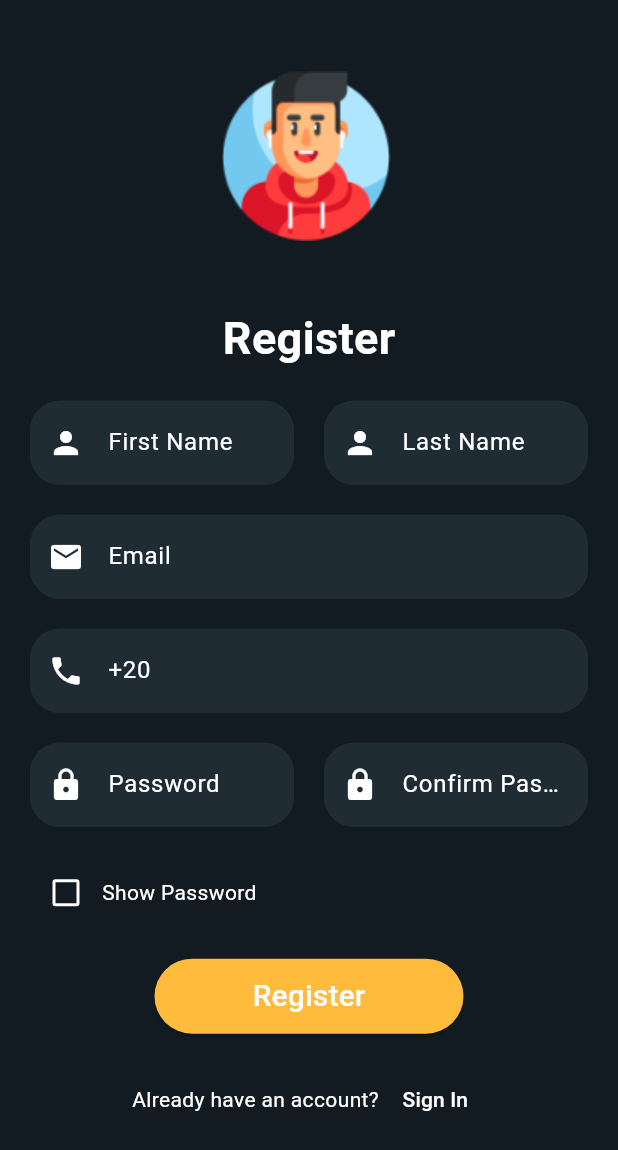
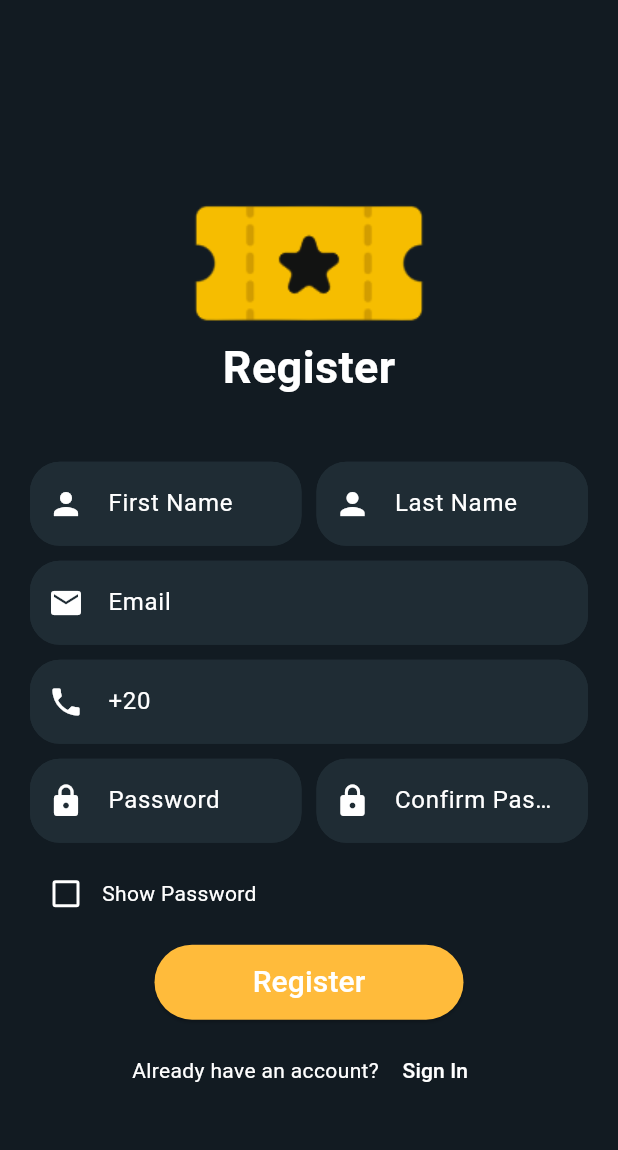
Before and after one commit to m7md3bbas/Movie_App, a Flutter app: the screen it shows after launch, after a tap on "Sign up", on a phone screen of 412 x 824 dp. Shown: the top 1150 px of the screen. Run offline on Flutter 3.47's test engine with Material 3 defaults, Android fonts, the phone set to English and light mode, and no system bars; our stand-ins replace bloc, carousel_slider, dartz, dio, dropdown_button2, firebase_auth and 4 more; accounts and stored records are empty.

Commit message:
made auth screens sateless widgets

```diff
--- a/lib/core/functions/my_routes.dart
+++ b/lib/core/functions/my_routes.dart
@@ -12,10 +12,10 @@ class MyRoutes {
   static List<GetPage<dynamic>> get myroutes {
     return [
       GetPage(
-          name: '/login', page: () => const Login(), binding: AuthBinding()),
+          name: '/login', page: () =>  Login(), binding: AuthBinding()),
       GetPage(
           name: '/register',
-          page: () => const Register(),
+          page: () =>  Register(),
           binding: AuthBinding()),
       GetPage(
           name: '/forgetPassword',
--- a/lib/presentation/Auth/screens/login.dart
+++ b/lib/presentation/Auth/screens/login.dart
@@ -1,5 +1,3 @@
-
-
 import 'package:flutter/material.dart';
 import 'package:flutter_bloc/flutter_bloc.dart';
 import 'package:get/get.dart';
@@ -8,28 +6,20 @@ import 'package:movieapp/core/widgets/mybutton.dart';
 import 'package:movieapp/core/widgets/mytextfield.dart';
 import 'package:movieapp/presentation/Auth/manager/cubit/auth_cubit.dart';
 import 'package:movieapp/presentation/Auth/manager/cubit/auth_state.dart';
+import 'package:movieapp/presentation/Auth/screens/widgets/login/sginup.dart';
+import 'package:movieapp/presentation/Auth/screens/widgets/login/show_password.dart';
 
-class Login extends StatefulWidget {
-  const Login({super.key});
+class Login extends StatelessWidget {
+  Login({super.key});
 
-  @override
-  State<Login> createState() => _LoginState();
-}
-
-class _LoginState extends State<Login> {
   final TextEditingController emailController = TextEditingController();
   final TextEditingController passwordController = TextEditingController();
-  bool isobsecured = true;
-  @override
-  void dispose() {
-    emailController.dispose();
-    passwordController.dispose();
-    super.dispose();
-  }
+  final ValueNotifier<bool> isObscuredNotifier = ValueNotifier<bool>(true);
 
   @override
   Widget build(BuildContext context) {
     var theme = Theme.of(context);
+
     return Scaffold(
       backgroundColor: theme.colorScheme.surface,
       body: BlocConsumer<AuthCubit, AuthState>(
@@ -47,8 +37,7 @@ class _LoginState extends State<Login> {
               child: Padding(
                 padding: const EdgeInsets.symmetric(horizontal: 20.0),
                 child: Column(
-                mainAxisAlignment: MainAxisAlignment.center,
-                spacing: 20,
+                  mainAxisAlignment: MainAxisAlignment.spaceEvenly,
                   children: [
                     SizedBox(
                       height: MediaQuery.of(context).size.height * 0.15,
@@ -59,7 +48,11 @@ class _LoginState extends State<Login> {
                       style: TextStyle(
                         fontSize: 30,
                         fontWeight: FontWeight.bold,
-                        color: Theme.of(context).colorScheme.primary),
+                        color: Theme.of(context).colorScheme.primary,
+                      ),
+                    ),
+                    SizedBox(
+                      height: MediaQuery.of(context).size.height * 0.05,
                     ),
                     MyTextField(
                       prefixicon: Icon(Icons.email),
@@ -67,55 +60,40 @@ class _LoginState extends State<Login> {
                       type: 'Email',
                       controller: emailController,
                     ),
-                  MyTextField(
+                    SizedBox(
+                      height: MediaQuery.of(context).size.height * 0.02,
+                    ),
+                    ValueListenableBuilder<bool>(
+                      valueListenable: isObscuredNotifier,
+                      builder: (context, isObscured, child) {
+                        FocusScope.of(context).unfocus();
+                        return MyTextField(
                           prefixicon: Icon(Icons.lock),
                           type: 'Password',
                           controller: passwordController,
-                    obscure: isobsecured,
+                          obscure: isObscured,
+                        );
+                      },
                     ),
-                  Row(
-                    children: [
-                      Checkbox(
-                        value: !isobsecured,
-                        onChanged: (value) =>
-                            setState(() => isobsecured = !isobsecured),
-                      ),
-                      Text('Show Password'),
-                      Spacer(),
-                      GestureDetector(
-                        onTap: () {
-                          Get.toNamed('/forgetPassword');
-                        },
-                        child: Text(
-                          'Forgot Password?',
-                        ),
-                      )
-                    ],
-                  ),
+                    ShowPasswordWidget(isObscuredNotifier: isObscuredNotifier),
                     state is AuthLoading
                         ? CircularProgressIndicator()
-                      : MyButton(name: 'Login', onPressed: () => login(cubit)),
-                  Row(
-                    mainAxisAlignment: MainAxisAlignment.center,
-                    children: [
-                      Text('Don\'t have an account?'),
-                      TextButton(
-                          onPressed: () {
-                            Get.toNamed("/register");
-                          },
-                          child: Text('Sign up'))
-                    ],
-                  )
+                        : MyButton(
+                            name: 'Login',
+                            onPressed: () => _login(cubit, context),
+                          ),
+                    SginUpWidget(),
                   ],
                 ),
               ),
-          ));
+            ),
+          );
         },
       ),
     );
   }
 
-  void login(AuthCubit cubit) {
+  void _login(AuthCubit cubit, BuildContext context) {
     final email = emailController.text.trim();
     final password = passwordController.text.trim();
 
--- a/lib/presentation/Auth/screens/reigster.dart
+++ b/lib/presentation/Auth/screens/reigster.dart
@@ -1,5 +1,3 @@
-
-
 import 'package:flutter/material.dart';
 import 'package:flutter_bloc/flutter_bloc.dart';
 import 'package:get/get.dart';
@@ -8,15 +6,14 @@ import 'package:movieapp/core/widgets/mybutton.dart';
 import 'package:movieapp/core/widgets/mytextfield.dart';
 import 'package:movieapp/presentation/Auth/manager/cubit/auth_cubit.dart';
 import 'package:movieapp/presentation/Auth/manager/cubit/auth_state.dart';
+import 'package:movieapp/presentation/Auth/screens/widgets/Register/name_fileds.dart';
+import 'package:movieapp/presentation/Auth/screens/widgets/Register/password_fields.dart';
+import 'package:movieapp/presentation/Auth/screens/widgets/Register/sgin_in.dart';
+import 'package:movieapp/presentation/Auth/screens/widgets/Register/show_password.dart';
 
-class Register extends StatefulWidget {
-  const Register({super.key});
+class Register extends StatelessWidget {
+  Register({Key? key}) : super(key: key);
 
-  @override
-  State<Register> createState() => _RegisterState();
-}
-
-class _RegisterState extends State<Register> {
   final TextEditingController emailController = TextEditingController();
   final TextEditingController passwordController = TextEditingController();
   final TextEditingController confirmpasswordController =
@@ -24,17 +21,7 @@ class _RegisterState extends State<Register> {
   final TextEditingController fnameController = TextEditingController();
   final TextEditingController lnameController = TextEditingController();
   final TextEditingController phoneController = TextEditingController();
-  bool isobsecured = true;
-  @override
-  void dispose() {
-    emailController.dispose();
-    passwordController.dispose();
-    confirmpasswordController.dispose();
-    fnameController.dispose();
-    lnameController.dispose();
-    phoneController.dispose();
-    super.dispose();
-  }
+  final ValueNotifier<bool> isObscured = ValueNotifier<bool>(true);
 
   @override
   Widget build(BuildContext context) {
@@ -42,132 +29,92 @@ class _RegisterState extends State<Register> {
       backgroundColor: Theme.of(context).colorScheme.surface,
       body: BlocConsumer<AuthCubit, AuthState>(
         bloc: Get.find<AuthCubit>(),
-        listener: (context, state) {},
+        listener: (context, state) {
+          if (state is AuthError) {
+            GetSnacbars.ErrorSnackbar(state.errorMessage);
+          }
+        },
         builder: (context, state) {
           var cubit = Get.find<AuthCubit>();
           return SafeArea(
             child: SingleChildScrollView(
-            child: Padding(
               padding: const EdgeInsets.symmetric(horizontal: 20.0),
               child: Column(
                 mainAxisAlignment: MainAxisAlignment.center,
-                spacing: 20,
                 children: [
                   SizedBox(
-                    height: MediaQuery.of(context).size.height * 0.005,
+                    height: MediaQuery.of(context).size.height * 0.15,
                   ),
-                  CircleAvatar(
-                    radius: 80,
-                    child: Image.asset(
-                      'assets/images/avatar1.png',
-                      scale: 1,
-                    ),
-                    backgroundColor: Theme.of(context).colorScheme.surface,
-                  ),
+                  Image.asset('assets/images/Logo.png'),
                   Text(
                     'Register',
                     style: TextStyle(
                       fontSize: 30,
                       fontWeight: FontWeight.bold,
-                        color: Theme.of(context).colorScheme.primary),
+                      color: Theme.of(context).colorScheme.primary,
                     ),
-                  Row(
-                    mainAxisAlignment: MainAxisAlignment.center,
-                    spacing: 20,
-                    children: [
-                      Expanded(
-                        child: MyTextField(
-                            prefixicon: Icon(Icons.person),
-                            type: 'First Name',
-                            obscure: false,
-                            controller: fnameController),
                   ),
-                      Expanded(
-                        child: MyTextField(
-                            prefixicon: Icon(Icons.person),
-                            type: 'Last Name',
-                            obscure: false,
-                            controller: lnameController),
+                  SizedBox(
+                    height: MediaQuery.of(context).size.height * 0.05,
                   ),
-                    ],
+                  NameFieldsWidget(
+                    fnameController: fnameController,
+                    lnameController: lnameController,
                   ),
+                  const SizedBox(height: 10),
                   MyTextField(
-                      prefixicon: Icon(Icons.email),
+                    prefixicon: const Icon(Icons.email),
                     type: 'Email',
                     obscure: false,
-                      controller: emailController),
+                    controller: emailController,
+                  ),
+                  const SizedBox(height: 10),
                   MyTextField(
-                      prefixicon: Icon(Icons.phone),
+                    prefixicon: const Icon(Icons.phone),
                     type: '+20',
                     obscure: false,
-                      controller: phoneController),
-                  Row(
-                      mainAxisAlignment: MainAxisAlignment.center,
-                      spacing: 20,
-                      children: [
-                        Expanded(
-                          child: MyTextField(
-                              prefixicon: Icon(Icons.lock),
-                              type: 'Password',
-                              obscure: isobsecured,
-                              controller: passwordController),
+                    controller: phoneController,
                   ),
-                        Expanded(
-                          child: MyTextField(
-                              prefixicon: Icon(Icons.lock),
-                              type: 'Confirm Password',
-                              obscure: isobsecured,
-                              controller: confirmpasswordController),
+                  const SizedBox(height: 10),
+                  PasswordFieldsWidget(
+                    confirmpasswordController: confirmpasswordController,
+                    isObscured: isObscured,
+                    passwordController: passwordController,
                   ),
-                      ]),
-                  //show password
-                  Row(
-                    children: [
-                      Checkbox(
-                        value: !isobsecured,
-                        onChanged: (value) =>
-                            setState(() => isobsecured = !isobsecured),
+                  const SizedBox(height: 10),
+                  ShowPasswordCheckBox(isObscured: isObscured),
+                  const SizedBox(height: 10),
+                  state is AuthLoading
+                      ? const CircularProgressIndicator()
+                      : MyButton(
+                          name: 'Register',
+                          onPressed: () => _register(cubit),
                         ),
-                      Text('Show Password'),
-                    ],
-                  ),
-                  state is AuthLoading
-                      ? CircularProgressIndicator()
-                      : MyButton(
-                          name: 'Register', onPressed: () => register(cubit)),
-                  Row(
-                    mainAxisAlignment: MainAxisAlignment.center,
-                    children: [
-                      Text('Already have an account? '),
-                      TextButton(
-                          onPressed: () {
-                            Get.back();
-                          },
-                          child: Text('Sign In'))
-                    ],
-                  )
+                  const SizedBox(height: 10),
+                  SginInWidget(),
                 ],
               ),
             ),
-          ));
+          );
         },
       ),
     );
   }
 
-  void register(AuthCubit cubit) {
-    final String email = emailController.text.trim();
-    final String password = passwordController.text.trim();
-    final String confirmpassword = confirmpasswordController.text.trim();
+  void _register(AuthCubit cubit) {
+    final email = emailController.text.trim();
+    final password = passwordController.text.trim();
+    final confirmPassword = confirmpasswordController.text.trim();
 
-    if (password != confirmpassword) {
-      GetSnacbars.ErrorSnackbar('Password do not match');
+    if (password != confirmPassword) {
+      GetSnacbars.ErrorSnackbar('Passwords do not match');
       return;
     }
+
     try {
       cubit.register(email: email, password: password);
     } catch (e) {
-      print(e);
+      GetSnacbars.ErrorSnackbar(e.toString());
     }
   }
 }
--- /dev/null
+++ b/lib/presentation/Auth/screens/widgets/Register/name_fileds.dart
@@ -0,0 +1,39 @@
+
+import 'package:flutter/material.dart';
+import 'package:movieapp/core/widgets/mytextfield.dart';
+
+class NameFieldsWidget extends StatelessWidget {
+  const NameFieldsWidget({
+    super.key,
+    required this.fnameController,
+    required this.lnameController,
+  });
+
+  final TextEditingController fnameController;
+  final TextEditingController lnameController;
+
+  @override
+  Widget build(BuildContext context) {
+    return Row(
+      children: [
+        Expanded(
+          child: MyTextField(
+            prefixicon: const Icon(Icons.person),
+            type: 'First Name',
+            obscure: false,
+            controller: fnameController,
+          ),
+        ),
+        const SizedBox(width: 10),
+        Expanded(
+          child: MyTextField(
+            prefixicon: const Icon(Icons.person),
+            type: 'Last Name',
+            obscure: false,
+            controller: lnameController,
+          ),
+        ),
+      ],
+    );
+  }
+}
--- /dev/null
+++ b/lib/presentation/Auth/screens/widgets/Register/password_fields.dart
@@ -0,0 +1,46 @@
+
+import 'package:flutter/material.dart';
+import 'package:movieapp/core/widgets/mytextfield.dart';
+
+class PasswordFieldsWidget extends StatelessWidget {
+  const PasswordFieldsWidget({
+    super.key,
+    required this.isObscured,
+    required this.passwordController,
+    required this.confirmpasswordController,
+  });
+
+  final ValueNotifier<bool> isObscured;
+  final TextEditingController passwordController;
+  final TextEditingController confirmpasswordController;
+
+  @override
+  Widget build(BuildContext context) {
+    return ValueListenableBuilder<bool>(
+      valueListenable: isObscured,
+      builder: (context, isObscuredValue, child) {
+        return Row(
+          children: [
+            Expanded(
+              child: MyTextField(
+                prefixicon: const Icon(Icons.lock),
+                type: 'Password',
+                obscure: isObscuredValue,
+                controller: passwordController,
+              ),
+            ),
+            const SizedBox(width: 10),
+            Expanded(
+              child: MyTextField(
+                prefixicon: const Icon(Icons.lock),
+                type: 'Confirm Password',
+                obscure: isObscuredValue,
+                controller: confirmpasswordController,
+              ),
+            ),
+          ],
+        );
+      },
+    );
+  }
+}
--- /dev/null
+++ b/lib/presentation/Auth/screens/widgets/Register/sgin_in.dart
@@ -0,0 +1,23 @@
+
+import 'package:flutter/material.dart';
+import 'package:get/get.dart';
+
+class SginInWidget extends StatelessWidget {
+  const SginInWidget({
+    super.key,
+  });
+
+  @override
+  Widget build(BuildContext context) {
+    return Row(
+      mainAxisAlignment: MainAxisAlignment.center,
+      children: [
+        const Text('Already have an account? '),
+        TextButton(
+          onPressed: () => Get.back(),
+          child: const Text('Sign In'),
+        ),
+      ],
+    );
+  }
+}
--- /dev/null
+++ b/lib/presentation/Auth/screens/widgets/Register/show_password.dart
@@ -0,0 +1,29 @@
+
+import 'package:flutter/material.dart';
+
+class ShowPasswordCheckBox extends StatelessWidget {
+  const ShowPasswordCheckBox({
+    super.key,
+    required this.isObscured,
+  });
+
+  final ValueNotifier<bool> isObscured;
+
+  @override
+  Widget build(BuildContext context) {
+    return Row(
+      children: [
+        ValueListenableBuilder<bool>(
+          valueListenable: isObscured,
+          builder: (context, isObscuredValue, child) {
+            return Checkbox(
+              value: !isObscuredValue,
+              onChanged: (value) => isObscured.value = !isObscuredValue,
+            );
+          },
+        ),
+        const Text('Show Password'),
+      ],
+    );
+  }
+}
--- /dev/null
+++ b/lib/presentation/Auth/screens/widgets/login/sginup.dart
@@ -0,0 +1,25 @@
+
+import 'package:flutter/material.dart';
+import 'package:get/get.dart';
+
+class SginUpWidget extends StatelessWidget {
+  const SginUpWidget({
+    super.key,
+  });
+
+  @override
+  Widget build(BuildContext context) {
+    return Row(
+      mainAxisAlignment: MainAxisAlignment.center,
+      children: [
+        Text('Don\'t have an account?'),
+        TextButton(
+          onPressed: () {
+            Get.toNamed("/register");
+          },
+          child: Text('Sign up'),
+        )
+      ],
+    );
+  }
+}
--- /dev/null
+++ b/lib/presentation/Auth/screens/widgets/login/show_password.dart
@@ -0,0 +1,39 @@
+
+import 'package:flutter/material.dart';
+import 'package:get/get.dart';
+
+class ShowPasswordWidget extends StatelessWidget {
+  const ShowPasswordWidget({
+    super.key,
+    required this.isObscuredNotifier,
+  });
+
+  final ValueNotifier<bool> isObscuredNotifier;
+
+  @override
+  Widget build(BuildContext context) {
+    return Row(
+      children: [
+        ValueListenableBuilder<bool>(
+          valueListenable: isObscuredNotifier,
+          builder: (context, isObscured, child) {
+            return Checkbox(
+              value: !isObscured,
+              onChanged: (value) {
+                isObscuredNotifier.value = !isObscured;
+              },
+            );
+          },
+        ),
+        Text('Show Password'),
+        Spacer(),
+        GestureDetector(
+          onTap: () {
+            Get.toNamed('/forgetPassword');
+          },
+          child: Text('Forgot Password?'),
+        )
+      ],
+    );
+  }
+}
--- a/lib/presentation/Profile/screens/profile_body_view.dart
+++ b/lib/presentation/Profile/screens/profile_body_view.dart
@@ -83,9 +83,7 @@ class _ProfileBodyViewState extends State<ProfileBodyView> {
                             text: 'Edit Profile',
                             icon: Icons.edit,
                             color: Theme.of(context).colorScheme.surface,
-                            onTap: () => setState(() {
-                              currentTap = 1;
-                            }),
+                            onTap: () {},
                           ),
                         ],
                       ),
--- a/lib/presentation/Search/manager/binding/search_binding.dart
+++ b/lib/presentation/Search/manager/binding/search_binding.dart
@@ -13,6 +13,7 @@ class SearchBinding extends Bindings {
     Get.lazyPut<MovieNameUsecase>(
       () => MovieNameUsecase(false, searchRepoim: Get.find<SearchRepoim>()),
     );
-    Get.lazyPut<SearchCubit>(() => SearchCubit(Get.find<MovieNameUsecase>()));
+    Get.lazyPut<SearchCubit>(() => SearchCubit(Get.find<MovieNameUsecase>())..movieName(name:
+    ""));
   }
 }
```
Lines whose indentation alone changed are shown as unchanged.
